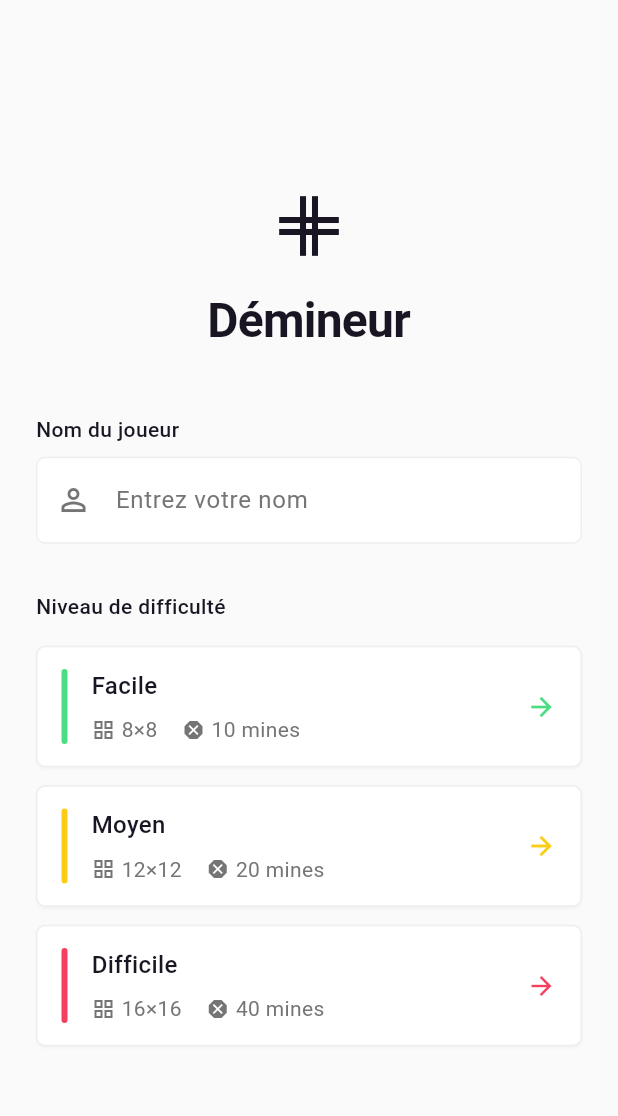
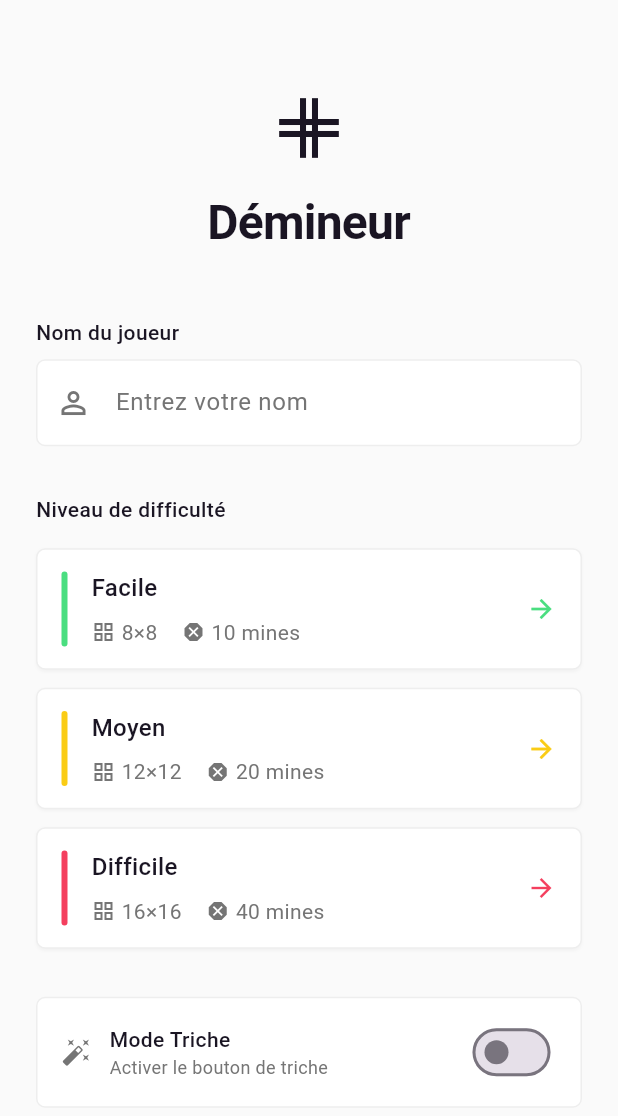
Before and after one commit to LeeeeePoulpe/05-flutter, a Flutter app: the screen it shows after launch, on a phone screen of 412 x 824 dp. Shown: the top 1116 px of the screen. Run offline on Flutter 3.47's test engine with Material 3 defaults, Android fonts, the phone set to English and light mode, and no system bars; our stand-ins replace google_fonts.

Commit message:
Add cheat mode toggle to game and start screens

```diff
--- a/tp04/lib/screens/start_screen.dart
+++ b/tp04/lib/screens/start_screen.dart
@@ -11,6 +11,7 @@ class StartScreen extends StatefulWidget {
 class _StartScreenState extends State<StartScreen> {
   final TextEditingController _nameController = TextEditingController();
   final _formKey = GlobalKey<FormState>();
+  bool _cheatModeEnabled = false; // Pour activer/désactiver le bouton de triche
 
   @override
   void initState() {
@@ -31,6 +32,7 @@ class _StartScreenState extends State<StartScreen> {
     final textColor = Color(0xFF1A1523); // Presque noir
     final borderColor = Colors.grey.shade200;
     final secondaryTextColor = Colors.grey.shade600;
+    final accentColor = Color(0xFF6E56CF);
 
     // Couleurs pour les niveaux de difficulté
     final easyColor = Color(0xFF4ADE80); // Vert
@@ -159,6 +161,64 @@ class _StartScreenState extends State<StartScreen> {
                       textColor: textColor,
                       borderColor: borderColor,
                     ),
+                    const SizedBox(height: 32),
+                    Container(
+                      padding: const EdgeInsets.symmetric(
+                          horizontal: 16, vertical: 12),
+                      decoration: BoxDecoration(
+                        border: Border.all(color: borderColor),
+                        borderRadius: BorderRadius.circular(6),
+                        color: Colors.white,
+                      ),
+                      child: Row(
+                        mainAxisAlignment: MainAxisAlignment.spaceBetween,
+                        children: [
+                          Row(
+                            children: [
+                              Icon(
+                                Icons.auto_fix_high,
+                                color: _cheatModeEnabled
+                                    ? accentColor
+                                    : secondaryTextColor,
+                                size: 20,
+                              ),
+                              const SizedBox(width: 12),
+                              Column(
+                                crossAxisAlignment: CrossAxisAlignment.start,
+                                children: [
+                                  Text(
+                                    'Mode Triche',
+                                    style: TextStyle(
+                                      color: textColor,
+                                      fontSize: 14,
+                                      fontWeight: FontWeight.w500,
+                                    ),
+                                  ),
+                                  Text(
+                                    'Activer le bouton de triche',
+                                    style: TextStyle(
+                                      color: secondaryTextColor,
+                                      fontSize: 12,
+                                    ),
+                                  ),
+                                ],
+                              ),
+                            ],
+                          ),
+                          Switch(
+                            value: _cheatModeEnabled,
+                            onChanged: (value) {
+                              setState(() {
+                                _cheatModeEnabled = value;
+                              });
+                            },
+                            activeColor: Colors.white,
+                            activeTrackColor: accentColor.withOpacity(0.5),
+                          ),
+                        ],
+                      ),
+                    ),
+                    const SizedBox(height: 24),
                   ],
                 ),
               ),
@@ -278,6 +338,7 @@ class _StartScreenState extends State<StartScreen> {
             tailleFromStartScreen: taille,
             nbMinesFromStartScreen: nbMines,
             playerName: _nameController.text,
+            cheatModeEnabled: _cheatModeEnabled,
           ),
         ),
       );
```
Also changed, not shown: tp04/lib/screens/game_screen.dart (+35 -18 lines).
